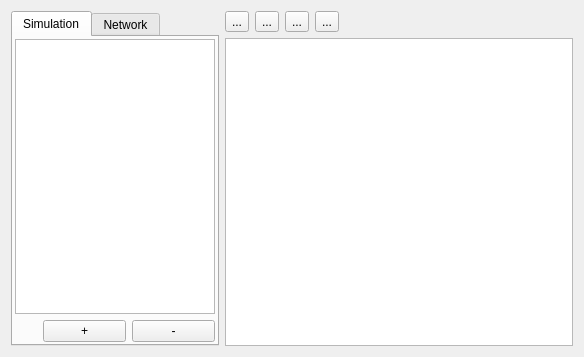
This is NeuroEdit/scriptswindow.ui in lucksus/neuro_edit as Qt 5 draws it before an edit. The edited form follows.
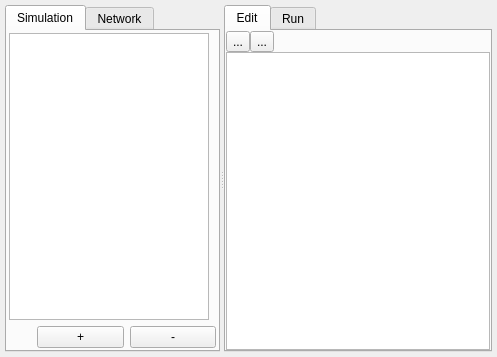
This is the edited form. Icons and pictures are not drawn.

Diff of the .ui file:
```diff
--- a/NeuroEdit/scriptswindow.ui
+++ b/NeuroEdit/scriptswindow.ui
@@ -6,7 +6,7 @@
    <rect>
     <x>0</x>
     <y>0</y>
-    <width>584</width>
+    <width>497</width>
     <height>357</height>
    </rect>
   </property>
@@ -14,7 +14,14 @@
    <string>Form</string>
   </property>
   <layout class="QGridLayout" name="gridLayout">
-   <item row="0" column="0" rowspan="2">
+   <property name="margin">
+    <number>5</number>
+   </property>
+   <item row="0" column="0">
+    <widget class="QSplitter" name="splitter">
+     <property name="orientation">
+      <enum>Qt::Horizontal</enum>
+     </property>
     <widget class="QTabWidget" name="tabWidget">
      <property name="sizePolicy">
       <sizepolicy hsizetype="Preferred" vsizetype="Expanding">
@@ -146,8 +153,22 @@
       </layout>
      </widget>
     </widget>
-   </item>
-   <item row="0" column="1">
+     <widget class="QTabWidget" name="tabWidget_2">
+      <property name="currentIndex">
+       <number>0</number>
+      </property>
+      <widget class="QWidget" name="tab_3">
+       <attribute name="title">
+        <string>Edit</string>
+       </attribute>
+       <layout class="QVBoxLayout" name="verticalLayout_2">
+        <property name="spacing">
+         <number>0</number>
+        </property>
+        <property name="margin">
+         <number>0</number>
+        </property>
+        <item>
     <layout class="QHBoxLayout" name="horizontalLayout_2">
      <item>
       <widget class="QToolButton" name="loadButton">
@@ -172,6 +193,46 @@
       </widget>
      </item>
      <item>
+           <spacer name="horizontalSpacer_2">
+            <property name="orientation">
+             <enum>Qt::Horizontal</enum>
+            </property>
+            <property name="sizeHint" stdset="0">
+             <size>
+              <width>40</width>
+              <height>20</height>
+             </size>
+            </property>
+           </spacer>
+          </item>
+         </layout>
+        </item>
+        <item>
+         <widget class="QTextEdit" name="textEdit">
+          <property name="sizePolicy">
+           <sizepolicy hsizetype="Expanding" vsizetype="Expanding">
+            <horstretch>0</horstretch>
+            <verstretch>0</verstretch>
+           </sizepolicy>
+          </property>
+         </widget>
+        </item>
+       </layout>
+      </widget>
+      <widget class="QWidget" name="tab_4">
+       <attribute name="title">
+        <string>Run</string>
+       </attribute>
+       <layout class="QVBoxLayout" name="verticalLayout_4">
+        <property name="spacing">
+         <number>0</number>
+        </property>
+        <property name="margin">
+         <number>0</number>
+        </property>
+        <item>
+         <layout class="QHBoxLayout" name="horizontalLayout_4">
+          <item>
       <widget class="QToolButton" name="playButton">
        <property name="text">
         <string>...</string>
@@ -194,7 +255,7 @@
       </widget>
      </item>
      <item>
-      <spacer name="horizontalSpacer_2">
+           <spacer name="horizontalSpacer_4">
        <property name="orientation">
         <enum>Qt::Horizontal</enum>
        </property>
@@ -208,14 +269,12 @@
      </item>
     </layout>
    </item>
-   <item row="1" column="1">
-    <widget class="QTextEdit" name="textEdit">
-     <property name="sizePolicy">
-      <sizepolicy hsizetype="Expanding" vsizetype="Expanding">
-       <horstretch>0</horstretch>
-       <verstretch>0</verstretch>
-      </sizepolicy>
-     </property>
+        <item>
+         <widget class="QListWidget" name="outputListWidget"/>
+        </item>
+       </layout>
+      </widget>
+     </widget>
     </widget>
    </item>
   </layout>
```
Lines whose indentation alone changed are shown as unchanged.
